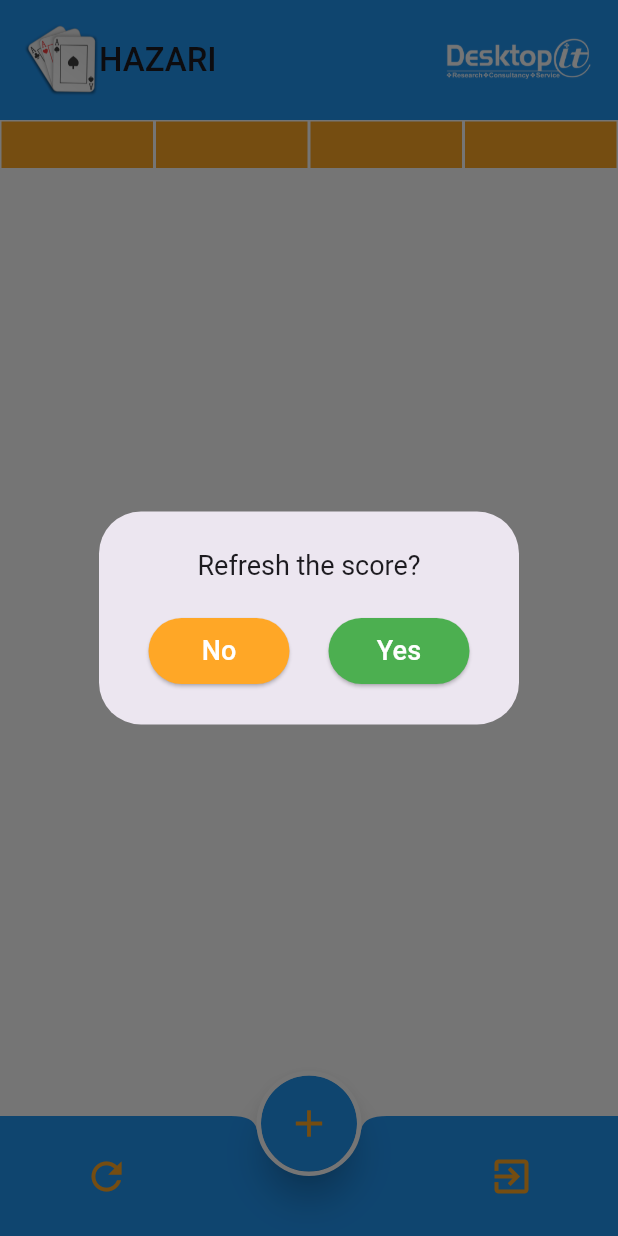
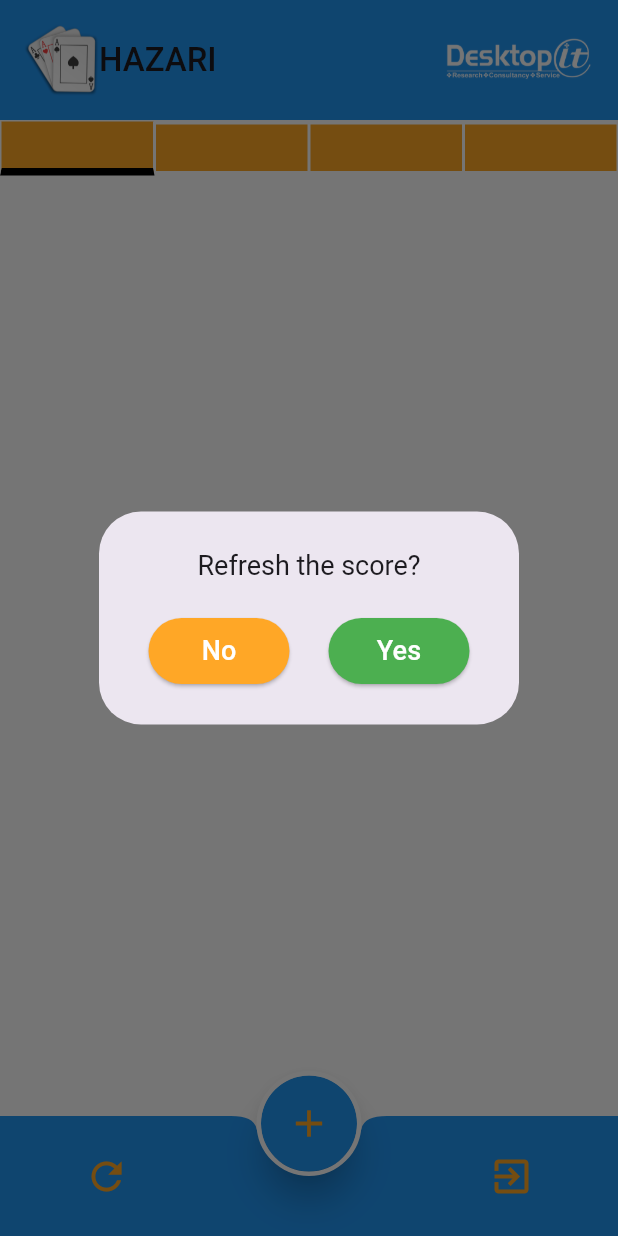
Before and after one commit to rashiqurrahman16/card_points_app, a Flutter app: the ScorePage screen opened directly, after a tap on the "refresh" icon, on a phone screen of 412 x 824 dp. Run offline on Flutter 3.47's test engine with Material 3 defaults, Android fonts, the phone set to English and light mode, and no system bars; our stand-ins replace hive, hive_flutter; accounts and stored records are empty.

```diff
--- a/lib/pages/name_row_page.dart
+++ b/lib/pages/name_row_page.dart
@@ -2,12 +2,14 @@
 import 'package:flutter/material.dart';
 
 class NameRow extends StatelessWidget {
+  final int dealer;
   final String player1;
   final String player2;
   final String player3;
   final String player4;
 
   const NameRow({
+    required this.dealer,
     required this.player1,
     required this.player2,
     required this.player3,
@@ -29,7 +31,12 @@ class NameRow extends StatelessWidget {
             Container(
               decoration: BoxDecoration(
                   color: Colors.orange.shade400,
-                  border: Border.all(
+                  border: dealer==1 ? Border(
+                    top: BorderSide(width: 1, color: Colors.white),
+                    right: BorderSide(width: 1, color: Colors.white),
+                    left: BorderSide(width: 1, color: Colors.white),
+                    bottom: BorderSide(width: 5, color: Colors.black),
+                  ):Border.all(
                       width: 1, color: Colors.white),
               ),
               alignment: Alignment.center,
@@ -43,7 +50,12 @@ class NameRow extends StatelessWidget {
             Container(
               decoration: BoxDecoration(
                 color: Colors.orange.shade400,
-                border: Border.all(
+                border: dealer==2 ? Border(
+                  top: BorderSide(width: 1, color: Colors.white),
+                  right: BorderSide(width: 1, color: Colors.white),
+                  left: BorderSide(width: 1, color: Colors.white),
+                  bottom: BorderSide(width: 5, color: Colors.black),
+                ):Border.all(
                     width: 1, color: Colors.white),
               ),
               alignment: Alignment.center,
@@ -57,7 +69,12 @@ class NameRow extends StatelessWidget {
             Container(
               decoration: BoxDecoration(
                 color: Colors.orange.shade400,
-                border: Border.all(
+                border: dealer==3 ? Border(
+                  top: BorderSide(width: 1, color: Colors.white),
+                  right: BorderSide(width: 1, color: Colors.white),
+                  left: BorderSide(width: 1, color: Colors.white),
+                  bottom: BorderSide(width: 5, color: Colors.black),
+                ):Border.all(
                     width: 1, color: Colors.white),
               ),
               alignment: Alignment.center,
@@ -70,7 +87,12 @@ class NameRow extends StatelessWidget {
             Container(
               decoration: BoxDecoration(
                 color: Colors.orange.shade400,
-                border: Border.all(
+                border: dealer==4 ? Border(
+                  top: BorderSide(width: 1, color: Colors.white),
+                  right: BorderSide(width: 1, color: Colors.white),
+                  left: BorderSide(width: 1, color: Colors.white),
+                  bottom: BorderSide(width: 5, color: Colors.black),
+                ):Border.all(
                     width: 1, color: Colors.white),
               ),
               alignment: Alignment.center,
--- a/lib/pages/score_page.dart
+++ b/lib/pages/score_page.dart
@@ -36,6 +36,7 @@ class _ScorePageState extends State<ScorePage> {
   int score2 = 0;
   int score3 = 0;
   int score4 = 0;
+  int dealer=1;
 
   @override
   void initState() {
@@ -122,7 +123,18 @@ class _ScorePageState extends State<ScorePage> {
         ),
         body: ListView(
           children:[
-            NameRow(player1: player1, player2: player2, player3: player3, player4: player4),
+            if(scoresList.length==0)
+              NameRow(dealer: 1, player1: player1, player2: player2, player3: player3, player4: player4),
+            if(scoresList.length%2!=0 && (scoresList.length+1)%4!=0 )
+              NameRow(dealer: 2, player1: player1, player2: player2, player3: player3, player4: player4),
+            if(scoresList.length%2==0 && scoresList.length%4!=0)
+              NameRow(dealer: 3, player1: player1, player2: player2, player3: player3, player4: player4),
+            if(scoresList.length%3==0 && scoresList.length!=0)
+              NameRow(dealer: 4, player1: player1, player2: player2, player3: player3, player4: player4),
+            if(scoresList.length%4==0 && scoresList.length!=0)
+              NameRow(dealer: 1, player1: player1, player2: player2, player3: player3, player4: player4),
+
+
           SizedBox(
             height: screenSize.height - 120,
             child: ListView.builder(
@@ -143,13 +155,13 @@ class _ScorePageState extends State<ScorePage> {
                           totalScore3: calculateTotalScore3(scoresList),
                           totalScore4: calculateTotalScore4(scoresList),
                           ),
-                          if (calculateTotalScore1(scoresList)>=300)
+                          if (calculateTotalScore1(scoresList)>=600)
                             _riderctToWinnerPage(player1, calculateTotalScore1(scoresList)),
-                          if (calculateTotalScore2(scoresList)>=300)
+                          if (calculateTotalScore2(scoresList)>=600)
                             _riderctToWinnerPage(player2, calculateTotalScore2(scoresList)),
-                          if (calculateTotalScore3(scoresList)>=300)
+                          if (calculateTotalScore3(scoresList)>=600)
                             _riderctToWinnerPage(player3, calculateTotalScore3(scoresList)),
-                          if (calculateTotalScore4(scoresList)>=300)
+                          if (calculateTotalScore4(scoresList)>=600)
                             _riderctToWinnerPage(player4, calculateTotalScore4(scoresList)),
                         ]
                     );
```
